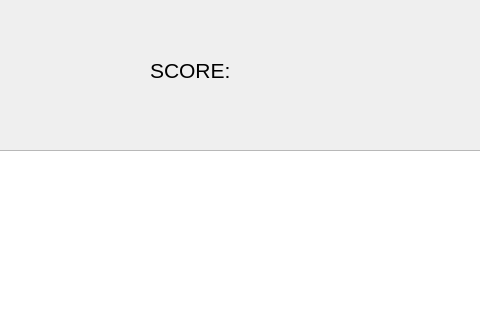
Juliuszz666/Pacman-CPP, file Pages/gamepage.ui: the form before one commit; both pictures show x 160 to 640 and y 0 to 320 of the 800 by 600 pixel window.
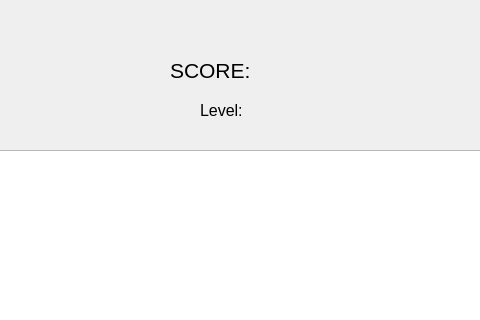
The form after the commit.

What changed in the file:
```diff
--- a/Pages/gamepage.ui
+++ b/Pages/gamepage.ui
@@ -31,9 +31,9 @@
   <widget class="QLabel" name="label">
    <property name="geometry">
     <rect>
-     <x>310</x>
+     <x>330</x>
      <y>50</y>
-     <width>180</width>
+     <width>140</width>
      <height>40</height>
     </rect>
    </property>
@@ -46,6 +46,24 @@
     <string>SCORE: </string>
    </property>
   </widget>
+  <widget class="QLabel" name="lvlLabel">
+   <property name="geometry">
+    <rect>
+     <x>360</x>
+     <y>100</y>
+     <width>80</width>
+     <height>20</height>
+    </rect>
+   </property>
+   <property name="font">
+    <font>
+     <pointsize>12</pointsize>
+    </font>
+   </property>
+   <property name="text">
+    <string>Level: </string>
+   </property>
+  </widget>
  </widget>
  <resources/>
  <connections/>
```
